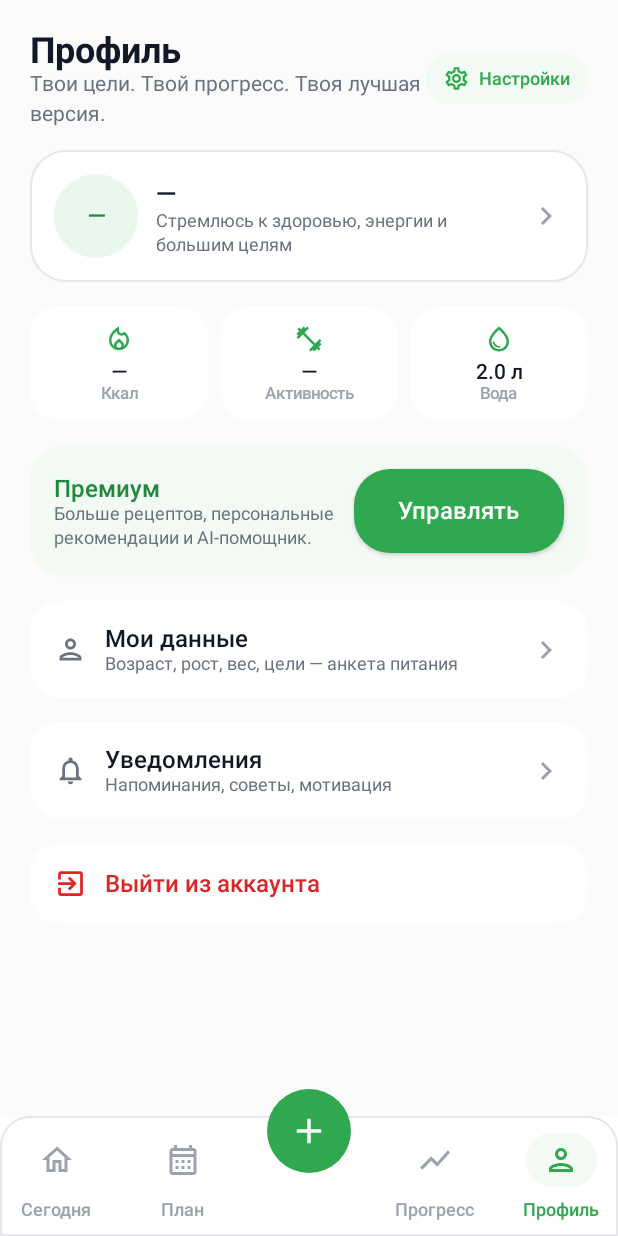
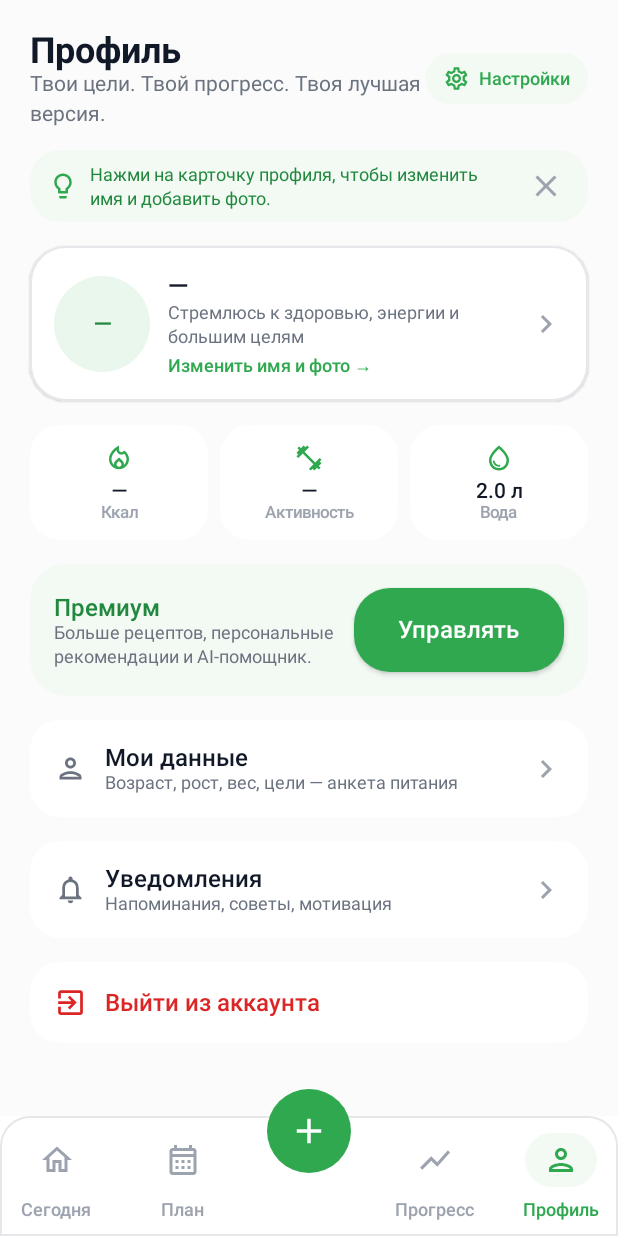
Before and after one commit to exprof512/android-app, an Android app built with Jetpack Compose: the MainShellRoute screen opened through its navigation route, item 5 of the bottom bar chosen, on a phone screen of 412 x 824 dp. Run offline under Robolectric (Android 15) with nearby library versions, the phone set to English and light mode, and no system bars; our stand-ins replace Dagger/Hilt's generated code; network calls fail; pictures from the network do not load; 4 statements that could not run were skipped.

Commit message:
fix(android): profile edit, tip banners, shopping icons, pedometer
Enable local name/avatar editing, tip banners, shopping emoji tiles,
permission-gated step counter with detector fallback, and move the
Welcome tagline below the hero so it no longer overlaps the image.

```diff
--- a/android/app/src/main/AndroidManifest.xml
+++ b/android/app/src/main/AndroidManifest.xml
@@ -6,6 +6,9 @@
 
     <uses-feature
         android:name="android.hardware.sensor.stepcounter"
+        android:required="false" />
+    <uses-feature
+        android:name="android.hardware.sensor.stepdetector"
         android:required="false" />
     <application
         android:name=".FoodAiApplication"
--- a/android/app/src/main/java/com/foodai/app/core/metrics/DailyMetricsStore.kt
+++ b/android/app/src/main/java/com/foodai/app/core/metrics/DailyMetricsStore.kt
@@ -1,11 +1,15 @@
 package com.foodai.app.core.metrics
 
+import android.Manifest
 import android.content.Context
 import android.content.SharedPreferences
+import android.content.pm.PackageManager
 import android.hardware.Sensor
 import android.hardware.SensorEvent
 import android.hardware.SensorEventListener
 import android.hardware.SensorManager
+import android.os.Build
+import androidx.core.content.ContextCompat
 import dagger.hilt.android.qualifiers.ApplicationContext
 import kotlinx.coroutines.channels.awaitClose
 import kotlinx.coroutines.flow.Flow
@@ -20,34 +24,45 @@ data class DailyMetrics(
     val steps: Int = 0,
     val stepsGoal: Int = 8000,
     val stepsAvailable: Boolean = false,
+    val stepsPermissionNeeded: Boolean = false,
 )
 
 /**
  * Local daily water + step cache, scoped by user id so accounts don't leak data.
+ * Steps: prefer TYPE_STEP_COUNTER; fallback to TYPE_STEP_DETECTOR.
+ * Sensor is registered only after ACTIVITY_RECOGNITION is granted (API 29+).
  */
 @Singleton
 class DailyMetricsStore @Inject constructor(
-    @ApplicationContext context: Context,
+    @ApplicationContext private val context: Context,
 ) {
     private val prefs: SharedPreferences =
         context.getSharedPreferences(PREFS, Context.MODE_PRIVATE)
     private val sensorManager = context.getSystemService(Context.SENSOR_SERVICE) as SensorManager
-    private val stepSensor: Sensor? = sensorManager.getDefaultSensor(Sensor.TYPE_STEP_COUNTER)
+    private val stepCounter: Sensor? = sensorManager.getDefaultSensor(Sensor.TYPE_STEP_COUNTER)
+    private val stepDetector: Sensor? = sensorManager.getDefaultSensor(Sensor.TYPE_STEP_DETECTOR)
+
+    fun hasStepHardware(): Boolean = stepCounter != null || stepDetector != null
+
+    fun hasStepPermission(): Boolean {
+        if (Build.VERSION.SDK_INT < Build.VERSION_CODES.Q) return true
+        return ContextCompat.checkSelfPermission(
+            context,
+            Manifest.permission.ACTIVITY_RECOGNITION,
+        ) == PackageManager.PERMISSION_GRANTED
+    }
 
     fun metrics(userId: String): DailyMetrics {
         val day = LocalDate.now().toString()
         val water = prefs.getInt(key(userId, "water", day), 0)
-        val baseline = prefs.getFloat(key(userId, "steps_baseline", day), -1f)
-        val latest = prefs.getFloat(key(userId, "steps_latest", day), -1f)
-        val steps = if (baseline >= 0f && latest >= baseline) {
-            (latest - baseline).toInt()
-        } else {
-            prefs.getInt(key(userId, "steps", day), 0)
-        }
+        val steps = prefs.getInt(key(userId, "steps", day), 0)
+        val hw = hasStepHardware()
+        val perm = hasStepPermission()
         return DailyMetrics(
             waterMl = water,
             steps = steps.coerceAtLeast(0),
-            stepsAvailable = stepSensor != null,
+            stepsAvailable = hw && perm,
+            stepsPermissionNeeded = hw && !perm,
         )
     }
 
@@ -64,33 +79,58 @@ class DailyMetricsStore @Inject constructor(
         return metrics(userId)
     }
 
-    /** Observe hardware step counter; updates daily delta for [userId]. */
+    /** Observe hardware steps; no-ops until permission is granted. */
     fun observeSteps(userId: String): Flow<Int> = callbackFlow {
-        val sensor = stepSensor
-        if (sensor == null) {
+        if (!hasStepPermission()) {
             trySend(metrics(userId).steps)
             close()
             return@callbackFlow
         }
         val day = LocalDate.now().toString()
+        val counter = stepCounter
+        val detector = stepDetector
+        if (counter == null && detector == null) {
+            trySend(0)
+            close()
+            return@callbackFlow
+        }
+
         val listener = object : SensorEventListener {
             override fun onSensorChanged(event: SensorEvent?) {
-                val total = event?.values?.firstOrNull() ?: return
+                val sensorType = event?.sensor?.type ?: return
+                when (sensorType) {
+                    Sensor.TYPE_STEP_COUNTER -> {
+                        val total = event.values.firstOrNull() ?: return
                         var baseline = prefs.getFloat(key(userId, "steps_baseline", day), -1f)
                         if (baseline < 0f) {
                             baseline = total
                             prefs.edit().putFloat(key(userId, "steps_baseline", day), baseline).apply()
                         }
-                prefs.edit().putFloat(key(userId, "steps_latest", day), total).apply()
                         val steps = (total - baseline).toInt().coerceAtLeast(0)
-                prefs.edit().putInt(key(userId, "steps", day), steps).apply()
+                        prefs.edit()
+                            .putFloat(key(userId, "steps_latest", day), total)
+                            .putInt(key(userId, "steps", day), steps)
+                            .apply()
                         trySend(steps)
+                    }
+                    Sensor.TYPE_STEP_DETECTOR -> {
+                        // Each event ≈ one step (used when counter is missing).
+                        val current = prefs.getInt(key(userId, "steps", day), 0) + 1
+                        prefs.edit().putInt(key(userId, "steps", day), current).apply()
+                        trySend(current)
+                    }
+                }
             }
 
             override fun onAccuracyChanged(sensor: Sensor?, accuracy: Int) = Unit
         }
-        sensorManager.registerListener(listener, sensor, SensorManager.SENSOR_DELAY_UI)
-        trySend(metrics(userId).steps)
+
+        if (counter != null) {
+            sensorManager.registerListener(listener, counter, SensorManager.SENSOR_DELAY_NORMAL)
+        } else if (detector != null) {
+            sensorManager.registerListener(listener, detector, SensorManager.SENSOR_DELAY_NORMAL)
+        }
+        trySend(prefs.getInt(key(userId, "steps", day), 0))
         awaitClose { sensorManager.unregisterListener(listener) }
     }
 
--- a/android/app/src/main/java/com/foodai/app/core/ui/components/FoodAIInput.kt
+++ b/android/app/src/main/java/com/foodai/app/core/ui/components/FoodAIInput.kt
@@ -280,18 +280,31 @@ fun FoodAIChip(
 fun FoodAIAvatar(
     initials: String,
     modifier: Modifier = Modifier,
+    imagePath: String? = null,
+    size: androidx.compose.ui.unit.Dp = 56.dp,
 ) {
     Box(
         modifier = modifier
-            .size(56.dp)
+            .size(size)
             .clip(CircleShape)
             .background(FoodAIColors.PrimaryLight),
         contentAlignment = Alignment.Center,
     ) {
-        Text(
-            text = initials.take(2).uppercase(),
-            style = FoodAITypography.titleMedium,
-            color = FoodAIColors.PrimaryDark,
-        )
+        if (!imagePath.isNullOrBlank()) {
+            coil.compose.AsyncImage(
+                model = java.io.File(imagePath),
+                contentDescription = null,
+                contentScale = androidx.compose.ui.layout.ContentScale.Crop,
+                modifier = Modifier
+                    .size(size)
+                    .clip(CircleShape),
+            )
+        } else {
+            Text(
+                text = initials.take(2).uppercase(),
+                style = if (size >= 72.dp) FoodAITypography.headlineSmall else FoodAITypography.titleMedium,
+                color = FoodAIColors.PrimaryDark,
+            )
+        }
     }
 }
--- /dev/null
+++ b/android/app/src/main/java/com/foodai/app/core/ui/components/FoodAITipBanner.kt
@@ -0,0 +1,79 @@
+package com.foodai.app.core.ui.components
+
+import androidx.compose.animation.AnimatedVisibility
+import androidx.compose.foundation.background
+import androidx.compose.foundation.layout.Arrangement
+import androidx.compose.foundation.layout.Row
+import androidx.compose.foundation.layout.fillMaxWidth
+import androidx.compose.foundation.layout.padding
+import androidx.compose.foundation.layout.size
+import androidx.compose.material.icons.Icons
+import androidx.compose.material.icons.filled.Close
+import androidx.compose.material.icons.outlined.Lightbulb
+import androidx.compose.material3.Icon
+import androidx.compose.material3.IconButton
+import androidx.compose.material3.Text
+import androidx.compose.runtime.Composable
+import androidx.compose.runtime.getValue
+import androidx.compose.runtime.mutableStateOf
+import androidx.compose.runtime.remember
+import androidx.compose.runtime.setValue
+import androidx.compose.ui.Alignment
+import androidx.compose.ui.Modifier
+import androidx.compose.ui.draw.clip
+import androidx.compose.ui.platform.LocalContext
+import androidx.compose.ui.unit.dp
+import com.foodai.app.core.ui.theme.FoodAIColors
+import com.foodai.app.core.ui.theme.FoodAIDimens
+import com.foodai.app.core.ui.theme.FoodAIShapes
+import com.foodai.app.core.ui.theme.FoodAITypography
+
+/** Soft tip banner controlled by Settings → «Подсказки в приложении». */
+@Composable
+fun FoodAITipBanner(
+    tipId: String,
+    text: String,
+    modifier: Modifier = Modifier,
+) {
+    val context = LocalContext.current
+    val prefs = remember {
+        context.getSharedPreferences("foodai_settings", android.content.Context.MODE_PRIVATE)
+    }
+    val tipsEnabled = prefs.getBoolean("tips_enabled", true)
+    var dismissed by remember(tipId) {
+        mutableStateOf(prefs.getBoolean("tip_dismissed_$tipId", false))
+    }
+    AnimatedVisibility(visible = tipsEnabled && !dismissed, modifier = modifier) {
+        Row(
+            modifier = Modifier
+                .fillMaxWidth()
+                .clip(FoodAIShapes.Card)
+                .background(FoodAIColors.PrimarySoft)
+                .padding(horizontal = FoodAIDimens.Space12, vertical = FoodAIDimens.Space8),
+            verticalAlignment = Alignment.CenterVertically,
+            horizontalArrangement = Arrangement.spacedBy(FoodAIDimens.Space8),
+        ) {
+            Icon(
+                Icons.Outlined.Lightbulb,
+                contentDescription = null,
+                tint = FoodAIColors.Primary,
+                modifier = Modifier.size(20.dp),
+            )
+            Text(
+                text = text,
+                style = FoodAITypography.bodySmall,
+                color = FoodAIColors.PrimaryDark,
+                modifier = Modifier.weight(1f),
+            )
+            IconButton(
+                onClick = {
+                    dismissed = true
+                    prefs.edit().putBoolean("tip_dismissed_$tipId", true).apply()
+                },
+                modifier = Modifier.size(32.dp),
+            ) {
+                Icon(Icons.Filled.Close, contentDescription = "Скрыть подсказку", tint = FoodAIColors.TextMuted)
+            }
+        }
+    }
+}
--- a/android/app/src/main/java/com/foodai/app/feature/plan/PlanViewModels.kt
+++ b/android/app/src/main/java/com/foodai/app/feature/plan/PlanViewModels.kt
@@ -55,13 +55,34 @@ class TodayViewModel @Inject constructor(
 
     private fun observeSteps() {
         stepsJob?.cancel()
+        val uid = userId()
+        val snapshot = metricsStore.metrics(uid)
+        _state.value = _state.value.copy(metrics = _state.value.metrics.copy(
+            steps = snapshot.steps,
+            stepsAvailable = snapshot.stepsAvailable,
+            stepsPermissionNeeded = snapshot.stepsPermissionNeeded,
+            waterMl = snapshot.waterMl,
+            waterGoalMl = snapshot.waterGoalMl,
+            stepsGoal = snapshot.stepsGoal,
+        ))
+        if (!snapshot.stepsAvailable) return
         stepsJob = viewModelScope.launch {
-            metricsStore.observeSteps(userId()).collectLatest { steps ->
+            metricsStore.observeSteps(uid).collectLatest { steps ->
                 _state.value = _state.value.copy(
-                    metrics = _state.value.metrics.copy(steps = steps, stepsAvailable = true),
+                    metrics = _state.value.metrics.copy(
+                        steps = steps,
+                        stepsAvailable = true,
+                        stepsPermissionNeeded = false,
+                    ),
                 )
             }
         }
+    }
+
+    /** Call after ACTIVITY_RECOGNITION dialog — sensor flow only starts when granted. */
+    fun onStepsPermissionResult(granted: Boolean) {
+        _state.value = _state.value.copy(metrics = metricsStore.metrics(userId()))
+        if (granted) observeSteps()
     }
 
     fun refresh() {
--- /dev/null
+++ b/android/app/src/main/java/com/foodai/app/feature/profile/ProfileViewModel.kt
@@ -0,0 +1,48 @@
+package com.foodai.app.feature.profile
+
+import android.net.Uri
+import androidx.lifecycle.ViewModel
+import com.foodai.app.core.auth.AuthRepository
+import com.foodai.app.core.profile.LocalUserProfile
+import com.foodai.app.core.profile.UserProfileStore
+import dagger.hilt.android.lifecycle.HiltViewModel
+import kotlinx.coroutines.flow.StateFlow
+import javax.inject.Inject
+
+@HiltViewModel
+class ProfileViewModel @Inject constructor(
+    private val auth: AuthRepository,
+    private val userProfileStore: UserProfileStore,
+) : ViewModel() {
+    val localProfile: StateFlow<LocalUserProfile> = userProfileStore.profile
+
+    init {
+        reload()
+    }
+
+    fun reload() {
+        userProfileStore.load(userId())
+    }
+
+    fun setDisplayName(name: String) {
+        userProfileStore.setDisplayName(userId(), name)
+    }
+
+    fun setBio(bio: String) {
+        userProfileStore.setBio(userId(), bio)
+    }
+
+    fun setAvatar(uri: Uri): Boolean = userProfileStore.setAvatarFromUri(userId(), uri)
+
+    fun clearAvatar() {
+        userProfileStore.clearAvatar(userId())
+    }
+
+    fun displayNameOrFallback(email: String): String {
+        val local = userProfileStore.profile.value.displayName
+        if (local.isNotBlank()) return local
+        return email.substringBefore("@").replaceFirstChar { it.uppercase() }
+    }
+
+    private fun userId(): String = auth.currentUser()?.id ?: "anon"
+}
--- a/android/app/src/main/java/com/foodai/app/feature/shell/MainShell.kt
+++ b/android/app/src/main/java/com/foodai/app/feature/shell/MainShell.kt
@@ -182,7 +182,7 @@ fun MainShell(
                 ProgressRoute()
             }
             composable(Routes.Profile) {
-                ProfilePane(
+                ProfileHomeRoute(
                     email = email,
                     tier = tier,
                     profile = profile,
@@ -267,7 +267,7 @@ fun MainShell(
 }
 
 @Composable
-private fun ProfilePane(
+private fun ProfileHomeRoute(
     email: String,
     tier: String,
     profile: ProfileResponse?,
@@ -277,8 +277,10 @@ private fun ProfilePane(
     onEditQuestionnaire: () -> Unit,
     onPremium: () -> Unit,
     onLogout: () -> Unit,
+    viewModel: com.foodai.app.feature.profile.ProfileViewModel = hiltViewModel(),
 ) {
-    val name = email.substringBefore("@").replaceFirstChar { it.uppercase() }
+    val local by viewModel.localProfile.collectAsStateWithLifecycle()
+    val name = viewModel.displayNameOrFallback(email)
     val p = profile?.profile
     val goal = profile?.goal
     Column(
@@ -315,14 +317,23 @@ private fun ProfilePane(
             }
         }
 
+        com.foodai.app.core.ui.components.FoodAITipBanner(
+            tipId = "profile_home",
+            text = "Нажми на карточку профиля, чтобы изменить имя и добавить фото.",
+        )
+
         FoodAICard(onClick = onOpenDetails) {
             Row(verticalAlignment = Alignment.CenterVertically) {
-                FoodAIAvatar(initials = name.take(2))
+                FoodAIAvatar(
+                    initials = name.take(2),
+                    imagePath = local.avatarPath,
+                    size = 64.dp,
+                )
                 Spacer(Modifier.size(FoodAIDimens.Space12))
                 Column(Modifier.weight(1f)) {
                     Text(name, style = FoodAITypography.titleLarge)
                     Text(
-                        "Стремлюсь к здоровью, энергии и большим целям",
+                        local.bio.ifBlank { "Стремлюсь к здоровью, энергии и большим целям" },
                         style = FoodAITypography.bodySmall,
                     )
                     if (p != null) {
@@ -337,6 +348,12 @@ private fun ProfilePane(
                             color = FoodAIColors.TextSecondary,
                         )
                     }
+                    Spacer(Modifier.height(FoodAIDimens.Space4))
+                    Text(
+                        "Изменить имя и фото →",
+                        style = FoodAITypography.labelMedium,
+                        color = FoodAIColors.Primary,
+                    )
                 }
                 Icon(Icons.Outlined.ChevronRight, null, tint = FoodAIColors.TextMuted)
             }
--- a/android/app/src/main/java/com/foodai/app/feature/welcome/WelcomeScreen.kt
+++ b/android/app/src/main/java/com/foodai/app/feature/welcome/WelcomeScreen.kt
@@ -97,7 +97,6 @@ fun WelcomeScreen(
             FeatureTile("Здоровые\nпривычки", Icons.Outlined.Spa, Modifier.weight(1f))
         }
         Spacer(Modifier.height(FoodAIDimens.Space24))
-        Box(contentAlignment = Alignment.TopEnd) {
         Image(
             painter = painterResource(R.drawable.img_hero_bowl),
             contentDescription = "Здоровое блюдо",
@@ -106,15 +105,15 @@ fun WelcomeScreen(
                 .size(220.dp)
                 .clip(CircleShape),
         )
+        Spacer(Modifier.height(FoodAIDimens.Space16))
         Text(
-                text = "Вкусно. Полезно.\nПросто. ♡",
+            text = "Вкусно. Полезно. Просто.",
             color = FoodAIColors.PrimaryDark,
-                style = FoodAITypography.bodySmall,
-                fontWeight = FontWeight.Medium,
-                textAlign = TextAlign.End,
-                modifier = Modifier.padding(top = 8.dp, end = 4.dp),
+            style = FoodAITypography.titleMedium,
+            fontWeight = FontWeight.SemiBold,
+            textAlign = TextAlign.Center,
+            modifier = Modifier.fillMaxWidth(),
         )
-        }
         Spacer(Modifier.height(FoodAIDimens.Space32))
         FoodAIPrimaryButton(label = "Начать", onClick = onStart, showArrow = true)
         Spacer(Modifier.height(FoodAIDimens.Space8))
```
Also changed, not shown: android/app/src/main/java/com/foodai/app/core/auth/LocalSessionCleaner.kt (+11 -2 lines), android/app/src/main/java/com/foodai/app/core/profile/UserProfileStore.kt (added, +96 -0 lines), android/app/src/main/java/com/foodai/app/core/ui/FoodEmoji.kt (added, +47 -0 lines), android/app/src/main/java/com/foodai/app/feature/plan/PlanScreens.kt (+23 -7 lines), android/app/src/main/java/com/foodai/app/feature/profile/ProfileSubScreens.kt (+172 -22 lines), android/app/src/main/java/com/foodai/app/feature/shopping/ShoppingScreen.kt (+26 -5 lines), android/app/src/main/res/drawable/img_hero_bowl.png, 1 other file. Lines whose indentation alone changed are shown as unchanged.
